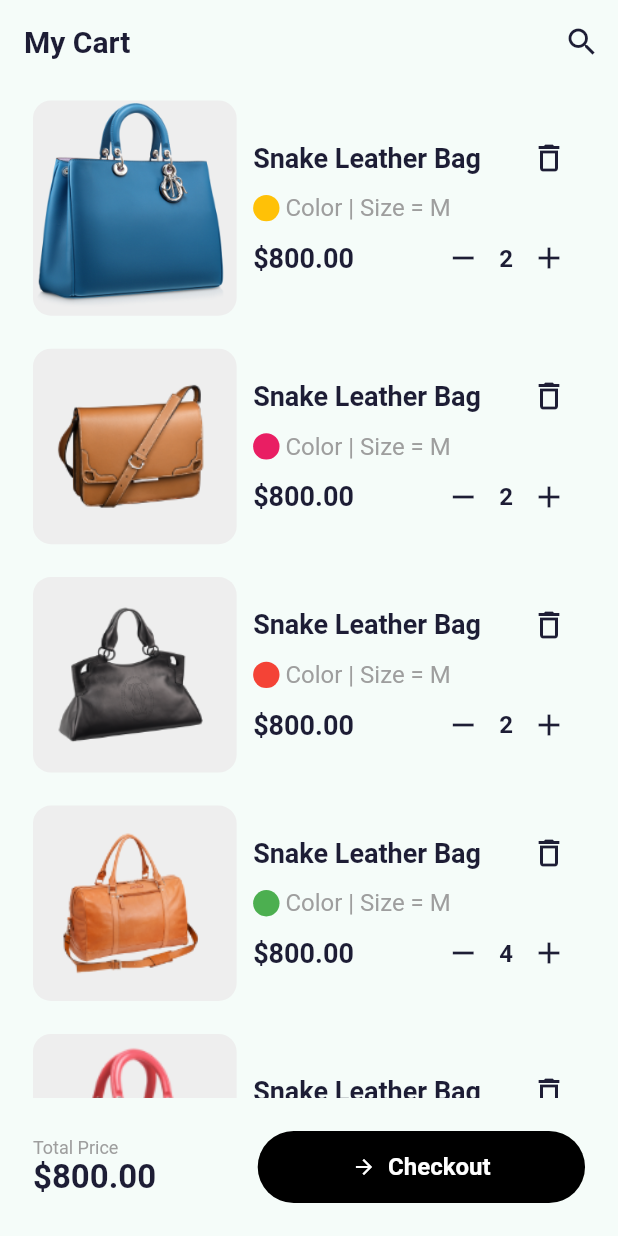
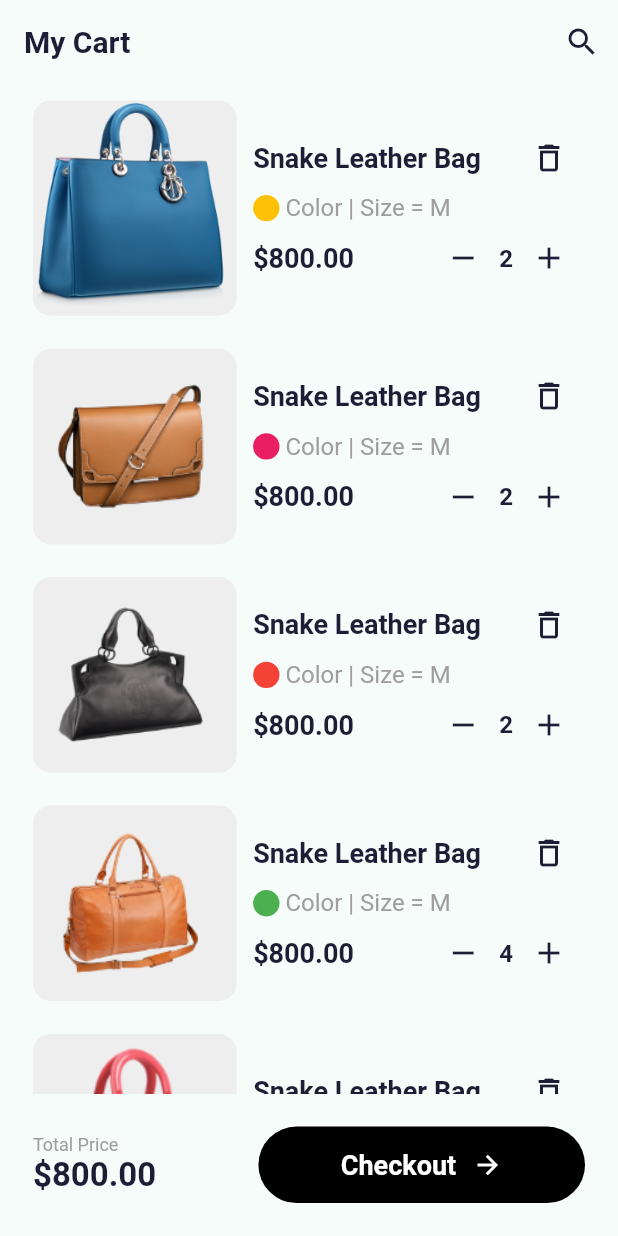
Before and after one commit to vuxnguyxn/e-commerce-app, a Flutter app: the Cart screen opened by its route, on a phone screen of 412 x 824 dp. Run offline on Flutter 3.47's test engine with Material 2 defaults, Android fonts, the phone set to English and light mode, and no system bars; our stand-ins replace flutter_svg.

```diff
--- a/lib/core/routes.dart
+++ b/lib/core/routes.dart
@@ -1,4 +1,5 @@
 import 'package:e_commerce_app/features/cart/presentation/cart.dart';
+import 'package:e_commerce_app/features/cart/presentation/pages/check_out_page.dart';
 import 'package:e_commerce_app/features/home/presentation/pages/categories_page.dart';
 import 'package:e_commerce_app/features/home/presentation/pages/most_popular_page.dart';
 import 'package:e_commerce_app/features/home/presentation/pages/my_wishlist_page.dart';
@@ -21,4 +22,5 @@ final Map<String, WidgetBuilder> routes = {
   CategoriesPage.route: (context) => const CategoriesPage(),
   ProductDetailPage.route: (context) => const ProductDetailPage(),
   Cart.route: (context) => const Cart(),
+  CheckoutPage.route: (context) => const CheckoutPage(),
 };
--- a/lib/features/cart/data/cart_data.dart
+++ b/lib/features/cart/data/cart_data.dart
@@ -1,5 +1,7 @@
 // ignore_for_file: public_member_api_docs, sort_constructors_first
 import 'package:flutter/material.dart';
+
+List dataPromoCode = ['Discount 30% Off', 'Free Shipping', 'Discount 10% ATM'];
 
 class Cart {
   String name;
--- a/lib/features/cart/presentation/pages/cart_page.dart
+++ b/lib/features/cart/presentation/pages/cart_page.dart
@@ -1,8 +1,10 @@
 import 'package:e_commerce_app/core/constants.dart';
 import 'package:e_commerce_app/core/size_config.dart';
 import 'package:e_commerce_app/features/cart/data/cart_data.dart';
+import 'package:e_commerce_app/features/cart/presentation/pages/check_out_page.dart';
 import 'package:flutter/material.dart';
 
+import '../../../../widgets/custom_button_and_icon.dart';
 import '../widgets/cart_item.dart';
 
 class CartPage extends StatelessWidget {
@@ -12,7 +14,7 @@ class CartPage extends StatelessWidget {
 
   @override
   Widget build(BuildContext context) {
-    final lightMode = MediaQuery.of(context).platformBrightness;
+    final Brightness brightness = MediaQuery.of(context).platformBrightness;
     return Column(
       children: [
         Expanded(
@@ -24,7 +26,8 @@ class CartPage extends StatelessWidget {
             child: ListView.builder(
                 itemCount: dataCart.length,
                 itemBuilder: (context, index) => CartItem(
-                      data: dataCart[index], index: index,
+                      data: dataCart[index],
+                      index: index,
                     )),
           ),
         ),
@@ -51,34 +54,11 @@ class CartPage extends StatelessWidget {
                   ],
                 ),
               ),
-              Container(
-                padding: EdgeInsets.symmetric(
-                    horizontal:
-                        getProportionateScreenWidth(kDefaultPadding * 2.5)),
-                decoration: BoxDecoration(
-                    borderRadius: BorderRadius.circular(50),
-                    color:
-                        // ignore: unrelated_type_equality_checks
-                        lightMode == Brightness.light ? Colors.black : Colors.white),
-                child: TextButton.icon(
-                  onPressed: () {},
-                  label: Text(
-                    'Checkout',
-                    style: TextStyle(
-                        fontWeight: FontWeight.bold,
-                        fontSize: 16,
-                        color: lightMode == Brightness.light
-                            ? Colors.white
-                            : Colors.black),
-                  ),
-                  icon: Icon(
-                    Icons.arrow_forward,
-                    size: 16,
-                    color: lightMode == Brightness.light
-                        ? Colors.white
-                        : Colors.black,
-                  ),
-                ),
+              CustomButtonAndIcon(
+                brightness: brightness,
+                title: 'Checkout',
+                icon: Icons.arrow_forward_outlined,
+                press: () => Navigator.pushNamed(context, CheckoutPage.route),
               ),
             ],
           ),
--- a/lib/features/home/presentation/pages/home_page.dart
+++ b/lib/features/home/presentation/pages/home_page.dart
@@ -109,7 +109,7 @@ class _HomePageState extends State<HomePage> {
   Container mostPopularTabBar() {
     return Container(
       width: double.infinity,
-      height: getProportionateScreenWidth(kDefaultPadding * 2),
+      height: getProportionateScreenWidth(45),
       margin: EdgeInsets.only(
           top: getProportionateScreenWidth(kDefaultPadding),
           left: getProportionateScreenWidth(kDefaultPadding),
--- a/lib/features/home/presentation/pages/most_popular_page.dart
+++ b/lib/features/home/presentation/pages/most_popular_page.dart
@@ -32,7 +32,7 @@ class MostPopularPage extends StatelessWidget {
                   MostPopularItemCard(data: dataItemMostPopular[index]),
               gridDelegate: const SliverGridDelegateWithFixedCrossAxisCount(
                   crossAxisCount: 2,
-                  childAspectRatio: .63,
+                  childAspectRatio: .6,
                   mainAxisSpacing: kDefaultPadding,
                   crossAxisSpacing: kDefaultPadding),
               itemCount: dataItemMostPopular.length,
@@ -46,7 +46,7 @@ class MostPopularPage extends StatelessWidget {
   Container mostPopularTabBar() {
     return Container(
       width: double.infinity,
-      height: getProportionateScreenWidth(kDefaultPadding * 2),
+      height: getProportionateScreenWidth(45),
       margin: EdgeInsets.only(
           top: getProportionateScreenWidth(kDefaultPadding),
           left: getProportionateScreenWidth(kDefaultPadding),
--- /dev/null
+++ b/lib/widgets/custom_button_and_icon.dart
@@ -0,0 +1,58 @@
+import 'package:flutter/material.dart';
+
+import '../core/constants.dart';
+import '../core/size_config.dart';
+
+class CustomButtonAndIcon extends StatelessWidget {
+  const CustomButtonAndIcon({
+    super.key,
+    required this.brightness,
+    required this.title,
+    required this.icon, required this.press,
+  });
+
+  final Brightness brightness;
+  final String title;
+  final IconData icon;
+  final VoidCallback press;
+
+  @override
+  Widget build(BuildContext context) {
+    return InkWell(
+      onTap: press,
+      borderRadius: BorderRadius.circular(50),
+      child: Container(
+        padding: EdgeInsets.symmetric(
+            horizontal: getProportionateScreenWidth(kDefaultPadding * 2.5),
+            vertical: kDefaultPadding *.75),
+        decoration: BoxDecoration(
+            borderRadius: BorderRadius.circular(50),
+            color:
+                // ignore: unrelated_type_equality_checks
+                brightness == Brightness.light ? Colors.black : Colors.white),
+        child: Row(
+          children: [
+            Text(
+              title,
+              style: TextStyle(
+                  fontWeight: FontWeight.bold,
+                  fontSize: 18,
+                  color: brightness == Brightness.light
+                      ? Colors.white
+                      : Colors.black),
+            ),
+            SizedBox(
+              width: getProportionateScreenWidth(kDefaultPadding / 2),
+            ),
+            Icon(
+              icon,
+              size: 20,
+              color:
+                  brightness == Brightness.light ? Colors.white : Colors.black,
+            ),
+          ],
+        ),
+      ),
+    );
+  }
+}
```
Also changed, not shown: lib/features/cart/presentation/pages/check_out_page.dart (added, +128 -0 lines), lib/features/cart/presentation/widgets/choose_shipping.dart (added, +82 -0 lines), lib/features/cart/presentation/widgets/discount_card.dart (added, +42 -0 lines), lib/features/cart/presentation/widgets/order_item.dart (added, +101 -0 lines), lib/features/cart/presentation/widgets/promo_code_card.dart (added, +57 -0 lines), lib/features/cart/presentation/widgets/shipping_address.dart (added, +75 -0 lines), lib/widgets/horizon_line.dart (added, +16 -0 lines). Lines whose indentation alone changed are shown as unchanged.
